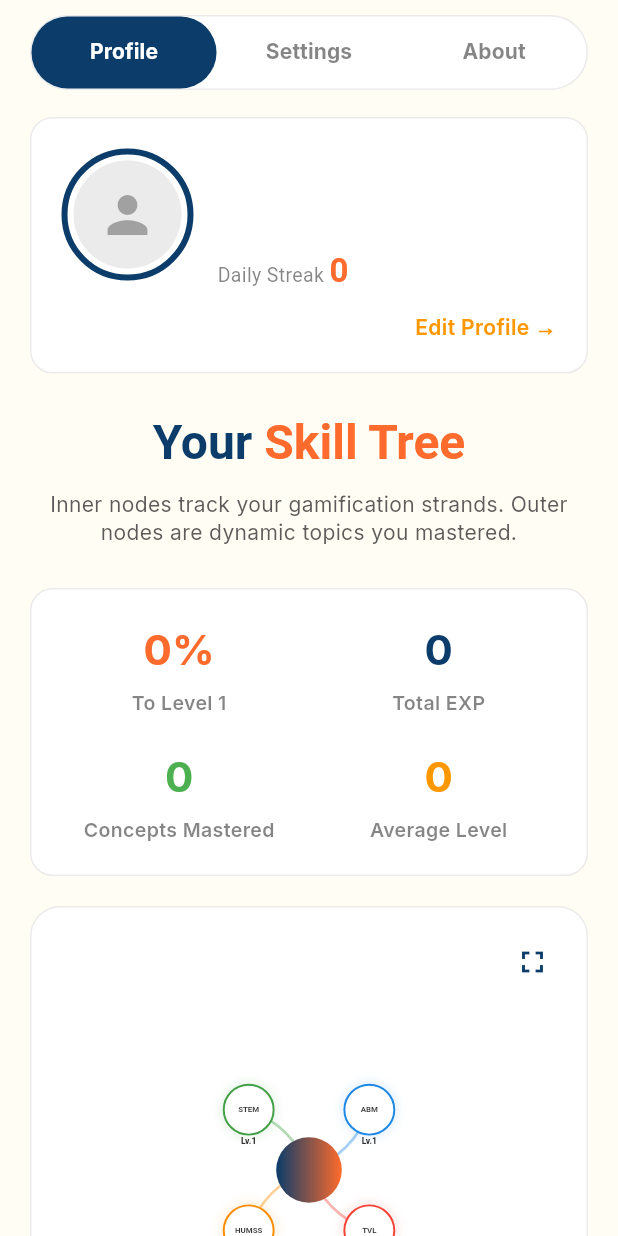
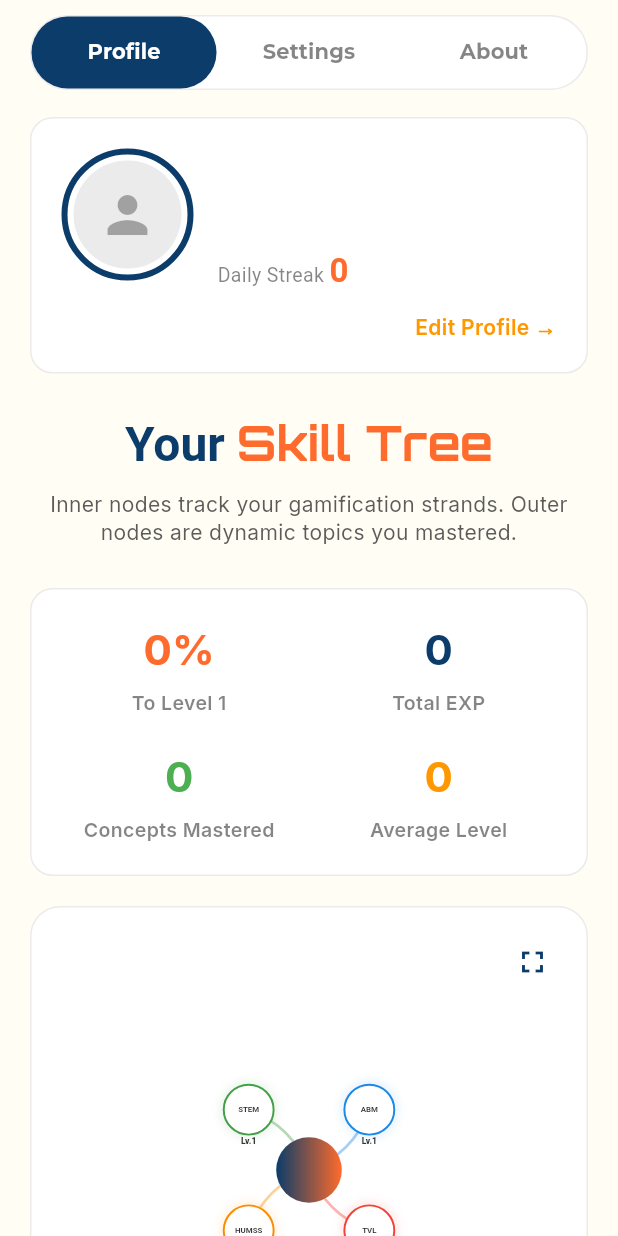
Before and after one commit to D4rkbyte-Hackathon/tuklascope_mobile, a Flutter app: the ProfileTabsSection widget shown alone on an empty page, opened directly with empty values, on a phone screen of 412 x 824 dp. Run offline on Flutter 3.47's test engine with Material 3 defaults, Android fonts, the phone set to English and light mode, and no system bars; drawn by our look-alikes of flutter_animate; our stand-ins replace camera, flutter_dotenv, flutter_image_compress, flutter_riverpod, google_fonts, google_sign_in and 3 more; missing offline and left inert: google_mlkit_subject_segmentation; accounts and stored records are empty; network calls fail.

Commit message:
chore: add custom font profile (screens)

```diff
--- a/mobile/lib/features/profile/screens/profile_screen.dart
+++ b/mobile/lib/features/profile/screens/profile_screen.dart
@@ -2,14 +2,15 @@ import 'package:flutter/material.dart';
 import 'package:flutter_riverpod/flutter_riverpod.dart';
 import 'package:flutter_animate/flutter_animate.dart';
 import 'package:supabase_flutter/supabase_flutter.dart';
+import 'package:google_fonts/google_fonts.dart';
 
 import '../../../core/navigation/main_nav_scope.dart';
 import '../../../core/widgets/gradient_scaffold.dart';
 import '../../../core/theme/theme_provider.dart';
 import '../../auth/providers/auth_controller.dart';
 import '../../auth/presentation/widgets/auth_gate.dart';
-import '../pathfinder_blueprint_sheet.dart'; // Adjust path if needed
-import '../screens/change_password_screen.dart'; // Adjust path if needed
+import '../pathfinder_blueprint_sheet.dart';
+import '../screens/change_password_screen.dart';
 
 import '../providers/profile_provider.dart';
 import '../widgets/profile_header_card.dart';
@@ -17,7 +18,6 @@ import '../widgets/stats_grid_card.dart';
 import '../widgets/skill_tree_visualizer.dart';
 import '../widgets/profile_promo_card.dart';
 import 'edit_profile_screen.dart';
-
 
 class ProfileScreen extends ConsumerWidget {
   const ProfileScreen({super.key});
@@ -29,7 +29,10 @@ class ProfileScreen extends ConsumerWidget {
 
     return GradientScaffold(
       appBar: AppBar(
-        title: const Text('Profile & Skill Tree'),
+        title: Text(
+          'Profile & Skill Tree',
+          style: GoogleFonts.montserrat(fontWeight: FontWeight.bold),
+        ),
         foregroundColor: theme.colorScheme.primary,
         backgroundColor: Colors.transparent,
         elevation: 0,
@@ -41,7 +44,7 @@ class ProfileScreen extends ConsumerWidget {
         error: (err, stack) => Center(
           child: Text(
             'Error: $err',
-            style: TextStyle(color: theme.colorScheme.error),
+            style: GoogleFonts.inter(color: theme.colorScheme.error),
           ),
         ),
         data: (appUser) {
@@ -49,7 +52,7 @@ class ProfileScreen extends ConsumerWidget {
             return Center(
               child: Text(
                 'Please log in.',
-                style: TextStyle(color: theme.colorScheme.onSurface),
+                style: GoogleFonts.inter(color: theme.colorScheme.onSurface),
               ),
             );
           }
@@ -151,7 +154,7 @@ class _ProfileTabsSectionState extends ConsumerState<ProfileTabsSection>
               labelColor: widget.theme.colorScheme.onPrimary,
               unselectedLabelColor: widget.theme.colorScheme.onSurface
                   .withValues(alpha: 0.6),
-              labelStyle: const TextStyle(
+              labelStyle: GoogleFonts.montserrat(
                 fontWeight: FontWeight.bold,
                 fontSize: 14,
               ),
@@ -215,7 +218,7 @@ class _ProfileTabsSectionState extends ConsumerState<ProfileTabsSection>
             child: RichText(
               textAlign: TextAlign.center,
               text: TextSpan(
-                style: const TextStyle(
+                style: GoogleFonts.montserrat(
                   fontSize: 32,
                   fontWeight: FontWeight.bold,
                   height: 1.15,
@@ -227,7 +230,9 @@ class _ProfileTabsSectionState extends ConsumerState<ProfileTabsSection>
                   ),
                   TextSpan(
                     text: 'Skill Tree',
-                    style: TextStyle(color: theme.colorScheme.secondary),
+                    style: GoogleFonts.orbitron(
+                      color: theme.colorScheme.secondary,
+                    ),
                   ),
                 ],
               ),
@@ -238,7 +243,7 @@ class _ProfileTabsSectionState extends ConsumerState<ProfileTabsSection>
             child: Text(
               'Inner nodes track your gamification strands. Outer nodes are dynamic topics you mastered.',
               textAlign: TextAlign.center,
-              style: TextStyle(
+              style: GoogleFonts.inter(
                 fontSize: 14,
                 color: theme.colorScheme.onSurface.withValues(alpha: 0.8),
                 height: 1.35,
@@ -251,7 +256,9 @@ class _ProfileTabsSectionState extends ConsumerState<ProfileTabsSection>
                 color: theme.colorScheme.primary,
               ),
             ),
-            error: (e, s) => const Center(child: Text('Error loading stats')),
+            error: (e, s) => Center(
+              child: Text('Error loading stats', style: GoogleFonts.inter()),
+            ),
             data: (stats) => Padding(
               padding: const EdgeInsets.only(bottom: 20),
               child: StatsGridCard(theme: theme, stats: stats),
@@ -344,7 +351,7 @@ class _ProfileTabsSectionState extends ConsumerState<ProfileTabsSection>
                     ),
                     title: Text(
                       'Dark Mode',
-                      style: TextStyle(
+                      style: GoogleFonts.inter(
                         fontWeight: FontWeight.bold,
                         color: theme.colorScheme.onSurface,
                       ),
@@ -364,7 +371,7 @@ class _ProfileTabsSectionState extends ConsumerState<ProfileTabsSection>
           padding: const EdgeInsets.only(top: 20, bottom: 10),
           child: Text(
             'Account',
-            style: TextStyle(
+            style: GoogleFonts.montserrat(
               fontSize: 18,
               fontWeight: FontWeight.bold,
               color: theme.colorScheme.primary,
@@ -389,7 +396,7 @@ class _ProfileTabsSectionState extends ConsumerState<ProfileTabsSection>
                   ),
                   title: Text(
                     'Change Password',
-                    style: TextStyle(
+                    style: GoogleFonts.inter(
                       fontWeight: FontWeight.bold,
                       color: theme.colorScheme.onSurface,
                     ),
@@ -404,7 +411,7 @@ class _ProfileTabsSectionState extends ConsumerState<ProfileTabsSection>
               ListTile(
                 title: Text(
                   'Sign Out',
-                  style: TextStyle(
+                  style: GoogleFonts.inter(
                     fontWeight: FontWeight.bold,
                     color: theme.colorScheme.error,
                   ),
@@ -446,7 +453,7 @@ class _ProfileTabsSectionState extends ConsumerState<ProfileTabsSection>
               Text(
                 'Tuklascope is a modern learning companion that helps you discover, track, and engage with educational content. Built with love and purpose to make learning accessible for everyone.',
                 textAlign: TextAlign.center,
-                style: TextStyle(
+                style: GoogleFonts.inter(
                   fontSize: 14,
                   color: theme.colorScheme.onSurface.withValues(alpha: 0.9),
                   height: 1.4,
@@ -461,7 +468,7 @@ class _ProfileTabsSectionState extends ConsumerState<ProfileTabsSection>
         // Developers
         Text(
           'Developed by:',
-          style: TextStyle(
+          style: GoogleFonts.montserrat(
             fontSize: 16,
             fontWeight: FontWeight.bold,
             color: theme.colorScheme.primary,
@@ -480,7 +487,7 @@ class _ProfileTabsSectionState extends ConsumerState<ProfileTabsSection>
                 leading: Icon(Icons.code, color: theme.colorScheme.secondary),
                 title: Text(
                   'John Michael A. Nave',
-                  style: TextStyle(fontWeight: FontWeight.bold, color: theme.colorScheme.primary),
+                  style: GoogleFonts.inter(fontWeight: FontWeight.bold, color: theme.colorScheme.primary),
                 ),
               ),
               Divider(height: 1, color: theme.colorScheme.onSurface.withValues(alpha: 0.1)),
@@ -488,7 +495,7 @@ class _ProfileTabsSectionState extends ConsumerState<ProfileTabsSection>
                 leading: Icon(Icons.code, color: theme.colorScheme.secondary),
                 title: Text(
                   'James Andrew S. Ologuin',
-                  style: TextStyle(fontWeight: FontWeight.bold, color: theme.colorScheme.primary),
+                  style: GoogleFonts.inter(fontWeight: FontWeight.bold, color: theme.colorScheme.primary),
                 ),
               ),
               Divider(height: 1, color: theme.colorScheme.onSurface.withValues(alpha: 0.1)),
@@ -496,7 +503,7 @@ class _ProfileTabsSectionState extends ConsumerState<ProfileTabsSection>
                 leading: Icon(Icons.code, color: theme.colorScheme.secondary),
                 title: Text(
                   'John Peter D. Pestaño',
-                  style: TextStyle(fontWeight: FontWeight.bold, color: theme.colorScheme.primary),
+                  style: GoogleFonts.inter(fontWeight: FontWeight.bold, color: theme.colorScheme.primary),
                 ),
               ),
               Divider(height: 1, color: theme.colorScheme.onSurface.withValues(alpha: 0.1)),
@@ -504,7 +511,7 @@ class _ProfileTabsSectionState extends ConsumerState<ProfileTabsSection>
                 leading: Icon(Icons.code, color: theme.colorScheme.secondary),
                 title: Text(
                   'Jordan A. Cabandon',
-                  style: TextStyle(fontWeight: FontWeight.bold, color: theme.colorScheme.primary),
+                  style: GoogleFonts.inter(fontWeight: FontWeight.bold, color: theme.colorScheme.primary),
                 ),
               ),
               Divider(height: 1, color: theme.colorScheme.onSurface.withValues(alpha: 0.1)),
@@ -512,7 +519,7 @@ class _ProfileTabsSectionState extends ConsumerState<ProfileTabsSection>
                 leading: Icon(Icons.code, color: theme.colorScheme.secondary),
                 title: Text(
                   'John Zachary N. Gillana',
-                  style: TextStyle(fontWeight: FontWeight.bold, color: theme.colorScheme.primary),
+                  style: GoogleFonts.inter(fontWeight: FontWeight.bold, color: theme.colorScheme.primary),
                 ),
               ),
             ],
```
Also changed, not shown: mobile/lib/features/profile/screens/change_password_screen.dart (+12 -8 lines), mobile/lib/features/profile/screens/edit_profile_screen.dart (+30 -23 lines).
